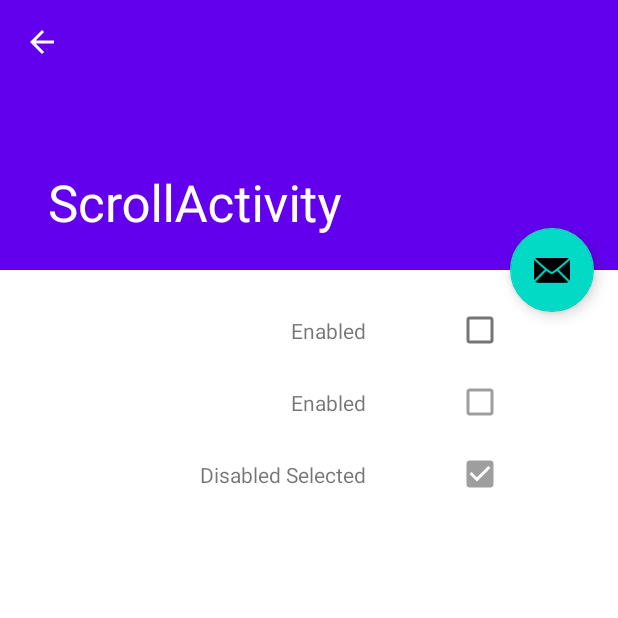
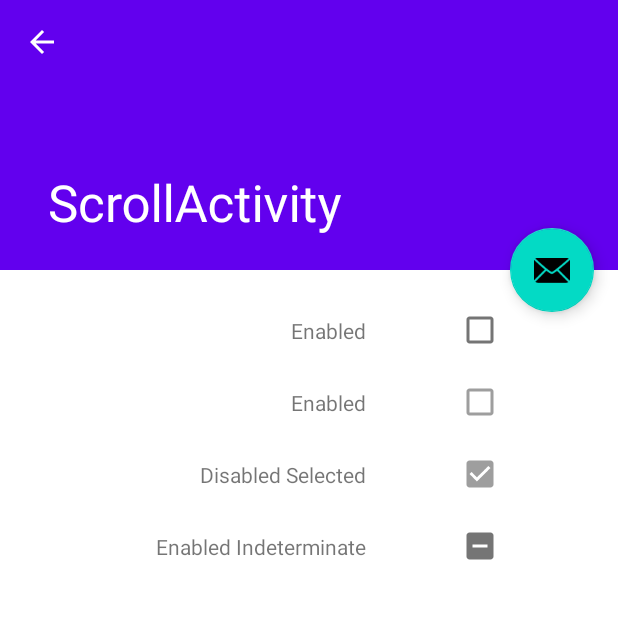
Before and after one commit to JosueRuiz08/MDC, an Android app: the screen it shows after launch (ScrollActivity), after a tap on "CheckBoxFragment", on a phone screen of 412 x 824 dp, the top half of it. Run offline under Robolectric (Android 15) with nearby library versions, the phone set to English and light mode, and no system bars; our stand-ins replace ButterKnife.

Commit message:
Checkbox Indeterminate

```diff
--- a/app/build.gradle
+++ b/app/build.gradle
@@ -45,4 +45,5 @@ dependencies {
     annotationProcessor 'com.jakewharton:butterknife-compiler:10.2.3'
     implementation 'com.jakewharton:butterknife:10.2.3'
     annotationProcessor 'com.jakewharton:butterknife-compiler:10.2.3'
+//    implementation 'com.github.sevar83:indeterminate-checkbox:1.0.5'
 }
--- a/app/src/main/java/com/josue/example/mdcomponents/Fragments/CheckBoxFragment.java
+++ b/app/src/main/java/com/josue/example/mdcomponents/Fragments/CheckBoxFragment.java
@@ -7,11 +7,14 @@ import androidx.fragment.app.Fragment;
 import android.view.LayoutInflater;
 import android.view.View;
 import android.view.ViewGroup;
+import android.widget.CheckBox;
+import android.widget.FrameLayout;
 
 import com.josue.example.mdcomponents.R;
 import com.josue.example.mdcomponents.utils.Component;
 import com.josue.example.mdcomponents.utils.Constants;
 
+import butterknife.BindView;
 import butterknife.ButterKnife;
 import butterknife.Unbinder;
 
@@ -34,6 +37,12 @@ public class CheckBoxFragment extends Fragment {
     public  static final String TAG = "CheckBoxFragment";
     private static Component mInstance;
     Unbinder mUnbinder;
+    @BindView(R.id.cbEnable)
+    CheckBox cbEnable;
+    @BindView(R.id.cbDisableIndeterminate)
+    CheckBox cbDisableIndeterminate;
+//    @BindView(R.id.containerMain)
+//    FrameLayout containerMain;
 
     public static Component getItemInstance() {
         mInstance = new Component();
@@ -81,7 +90,18 @@ public class CheckBoxFragment extends Fragment {
         // Inflate the layout for this fragment
         View v = inflater.inflate(R.layout.fragment_check_box, container, false);
         mUnbinder = ButterKnife.bind(this, v);
-
+        cbEnable.setOnClickListener(view -> {
+            int status = cbEnable.isChecked() ? R.drawable.ic_indeterminate_check_box : R.drawable.ic_check_box_outline_blank;
+            cbDisableIndeterminate.setButtonDrawable(status);
+        });
+        cbDisableIndeterminate.setButtonDrawable(R.drawable.ic_indeterminate_check_box);
+        cbDisableIndeterminate.setOnClickListener(view -> {
+            if (cbDisableIndeterminate.isChecked()) {
+                cbDisableIndeterminate.setButtonDrawable(R.drawable.ic_check_box);
+            }else {
+                cbDisableIndeterminate.setButtonDrawable(R.drawable.ic_check_box_outline_blank);
+            }
+        });
 
         return v;
     }
--- /dev/null
+++ b/app/src/main/res/drawable/ic_check_box.xml
@@ -0,0 +1,5 @@
+<vector android:height="24dp" android:tint="#000000"
+    android:viewportHeight="24" android:viewportWidth="24"
+    android:width="24dp" xmlns:android="http://schemas.android.com/apk/res/android">
+    <path android:fillColor="@android:color/white" android:pathData="M19,3L5,3c-1.11,0 -2,0.9 -2,2v14c0,1.1 0.89,2 2,2h14c1.11,0 2,-0.9 2,-2L21,5c0,-1.1 -0.89,-2 -2,-2zM10,17l-5,-5 1.41,-1.41L10,14.17l7.59,-7.59L19,8l-9,9z"/>
+</vector>
--- /dev/null
+++ b/app/src/main/res/drawable/ic_check_box_outline_blank.xml
@@ -0,0 +1,5 @@
+<vector android:height="24dp" android:tint="#000000"
+    android:viewportHeight="24" android:viewportWidth="24"
+    android:width="24dp" xmlns:android="http://schemas.android.com/apk/res/android">
+    <path android:fillColor="@android:color/white" android:pathData="M19,5v14H5V5h14m0,-2H5c-1.1,0 -2,0.9 -2,2v14c0,1.1 0.9,2 2,2h14c1.1,0 2,-0.9 2,-2V5c0,-1.1 -0.9,-2 -2,-2z"/>
+</vector>
--- /dev/null
+++ b/app/src/main/res/drawable/ic_indeterminate_check_box.xml
@@ -0,0 +1,5 @@
+<vector android:height="24dp" android:tint="#000000"
+    android:viewportHeight="24" android:viewportWidth="24"
+    android:width="24dp" xmlns:android="http://schemas.android.com/apk/res/android">
+    <path android:fillColor="@android:color/white" android:pathData="M19,3H5C3.9,3 3,3.9 3,5v14c0,1.1 0.9,2 2,2h14c1.1,0 2,-0.9 2,-2V5C21,3.9 20.1,3 19,3zM17,13H7v-2h10V13z"/>
+</vector>
--- a/app/src/main/res/layout/fragment_check_box.xml
+++ b/app/src/main/res/layout/fragment_check_box.xml
@@ -69,4 +69,21 @@
         app:layout_constraintTop_toTopOf="@+id/cbDisableSelected"
         app:layout_constraintBottom_toBottomOf="@+id/cbDisableSelected"/>
 
+    <CheckBox
+        android:id="@+id/cbDisableIndeterminate"
+        android:layout_width="wrap_content"
+        android:layout_height="wrap_content"
+        app:layout_constraintStart_toEndOf="@id/guideline"
+        app:layout_constraintEnd_toEndOf="parent"
+        app:layout_constraintTop_toBottomOf="@+id/cbDisableSelected"
+        android:checked="false" />
+    <TextView
+        android:id="@+id/tvDisableIndeterminate"
+        android:layout_width="wrap_content"
+        android:layout_height="wrap_content"
+        android:text="@string/status_enabled_indeterminate"
+        app:layout_constraintEnd_toStartOf="@id/guideline"
+        app:layout_constraintTop_toTopOf="@+id/cbDisableIndeterminate"
+        app:layout_constraintBottom_toBottomOf="@+id/cbDisableIndeterminate"/>
+
 </androidx.constraintlayout.widget.ConstraintLayout>
```
